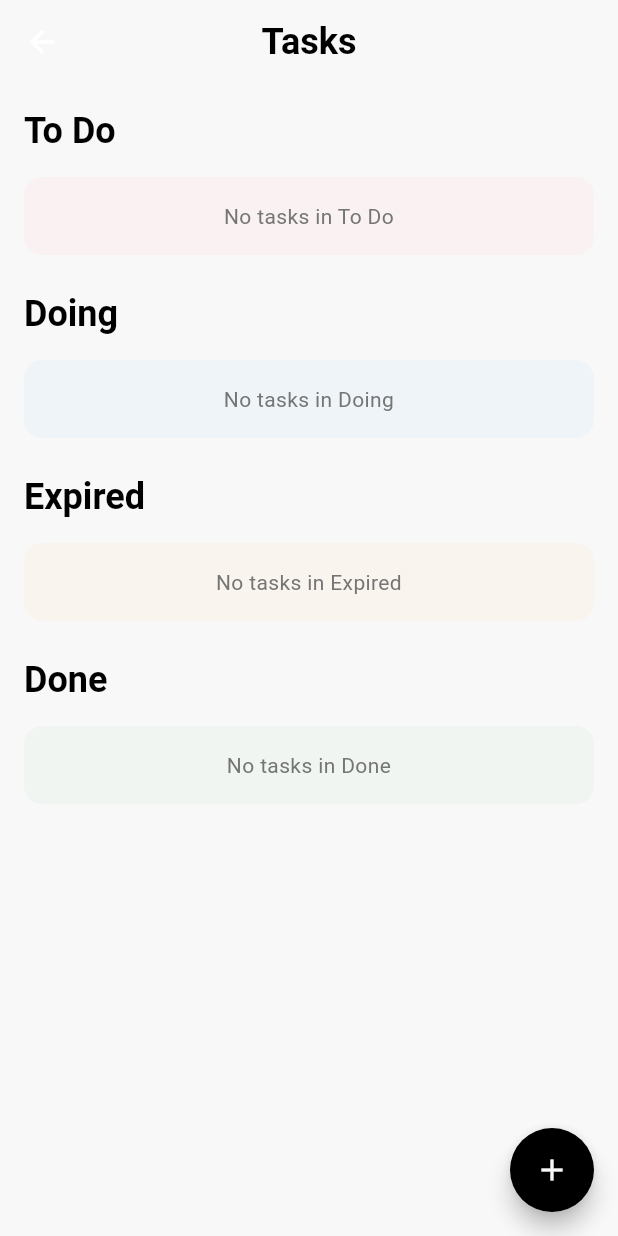
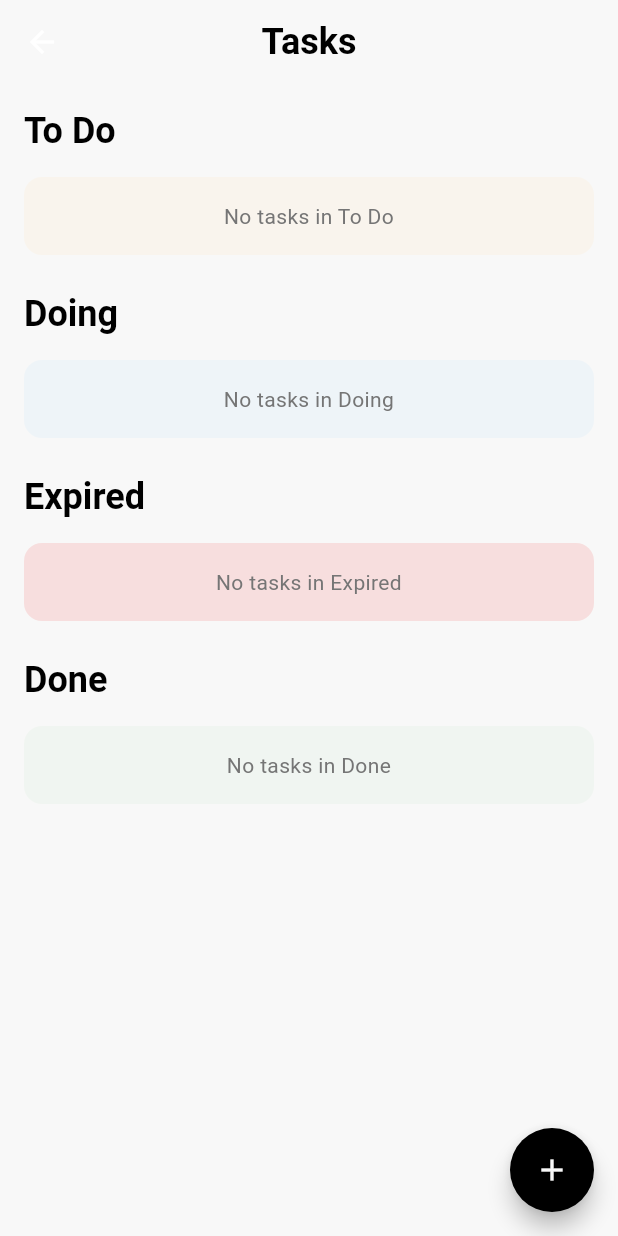
Before and after one commit to OnwukaDaniel/teamy, a Flutter app: the TasksScreen screen opened directly with empty values, on a phone screen of 412 x 824 dp. Run offline on Flutter 3.47's test engine with Material 3 defaults, Android fonts, the phone set to English and light mode, and no system bars; drawn by our look-alikes of overlay_support; our stand-ins replace flutter_svg, shared_preferences, shimmer, stacked; missing offline and left inert: stacked_hooks; accounts and stored records are empty; Roboto replaces fonts that are missing (InterRegular); project files that could hold a hidden picture were left out.

Commit message:
Refactor tasks

```diff
--- a/lib/presentation/tasks/tasks_screen.dart
+++ b/lib/presentation/tasks/tasks_screen.dart
@@ -33,7 +33,7 @@ class TasksScreen extends StatelessWidget with ThemeHelper {
                           _buildTaskSection(
                             title: 'To Do',
                             tasks: model.toDoTasks,
-                            color: Colors.red[100]!,
+                            color: Colors.orange[100]!,
                           ),
                           const SizedBox(height: 24),
                           _buildTaskSection(
@@ -45,7 +45,7 @@ class TasksScreen extends StatelessWidget with ThemeHelper {
                           _buildTaskSection(
                             title: 'Expired',
                             tasks: model.expiredTasks,
-                            color: Colors.orange[100]!,
+                            color: Colors.red[400]!,
                           ),
                           const SizedBox(height: 24),
                           _buildTaskSection(
@@ -100,7 +100,6 @@ class TasksScreen extends StatelessWidget with ThemeHelper {
   }
 
   Widget _buildTaskCard(TaskData task, Color sectionColor) {
-    // Parse the deadline
     DateTime? deadline;
     String formattedDeadline = '';
     try {
```
